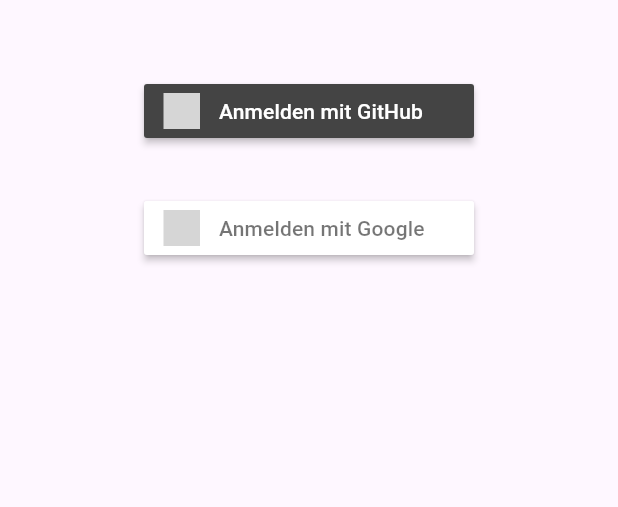
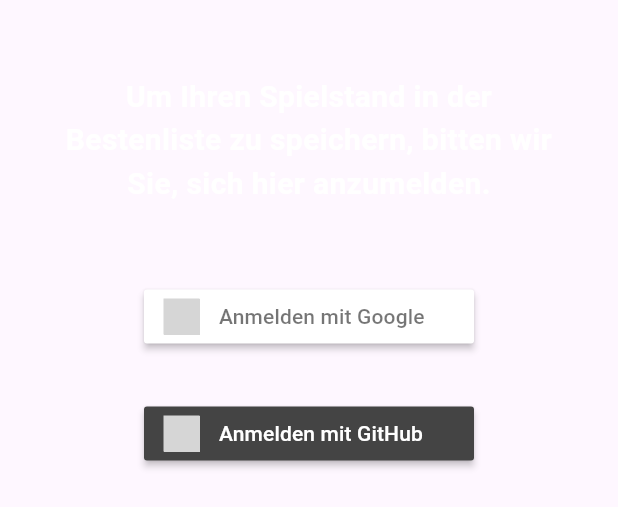
Before and after one commit to Toffuh/puzzlepause, a Flutter app: the Login widget shown alone on an empty page, opened directly with empty values, on a phone screen of 412 x 824 dp. Shown: the top 507 px of the screen. Run offline on Flutter 3.47's test engine with Material 3 defaults, Android fonts, the phone set to English and light mode, and no system bars; drawn by our look-alikes of sign_in_button; our stand-ins replace firebase_auth, firebase_core, firebase_database, google_sign_in, shared_preferences; missing offline and left inert: github_sign_in; accounts and stored records are empty; network calls fail; grey boxes are pictures that could not be loaded.

Commit message:
loginpage design

```diff
--- a/lib/components/login/login.dart
+++ b/lib/components/login/login.dart
@@ -1,5 +1,6 @@
 import 'package:firebase_auth/firebase_auth.dart';
 import 'package:flutter/cupertino.dart';
+import 'package:flutter/material.dart';
 import 'package:github_sign_in/github_sign_in.dart';
 import 'package:google_sign_in/google_sign_in.dart';
 import 'package:sign_in_button/sign_in_button.dart';
@@ -15,18 +16,22 @@ class Login extends StatelessWidget {
   @override
   Widget build(BuildContext context) {
     return Center(
-      child: Padding(
-        padding: const EdgeInsets.fromLTRB(0, 50, 0, 0),
       child: Column(
         children: [
-            Padding(
-              padding: const EdgeInsets.fromLTRB(0, 0, 0, 30),
-              child: SignInButton(
-                Buttons.gitHub,
-                text: "Anmelden mit GitHub",
-                onPressed: () {
-                  signInWithGitHub(context);
-                },
+          Center(
+            child: Container(
+              alignment: Alignment.center,
+              width: MediaQuery.of(context).size.width * 0.8,
+              padding: const EdgeInsets.fromLTRB(0, 50, 0, 50),
+              child: const Text(
+                "Um Ihren Spielstand in der Bestenliste zu speichern, bitten wir Sie, sich hier anzumelden.",
+                style: TextStyle(
+                  color: Colors.white,
+                  fontWeight: FontWeight.bold,
+                  fontSize: 20,
+                ),
+                textAlign: TextAlign.center,
+              ),
             ),
           ),
           Padding(
@@ -38,9 +43,18 @@ class Login extends StatelessWidget {
                 signInWithGoogle();
               },
             ),
+          ),
+          Padding(
+            padding: const EdgeInsets.fromLTRB(0, 0, 0, 30),
+            child: SignInButton(
+              Buttons.gitHub,
+              text: "Anmelden mit GitHub",
+              onPressed: () {
+                signInWithGitHub(context);
+              },
+            ),
           )
         ],
-        ),
       ),
     );
   }
```
Also changed, not shown: lib/pages/auth.dart (+10 -10 lines). Lines whose indentation alone changed are shown as unchanged.
